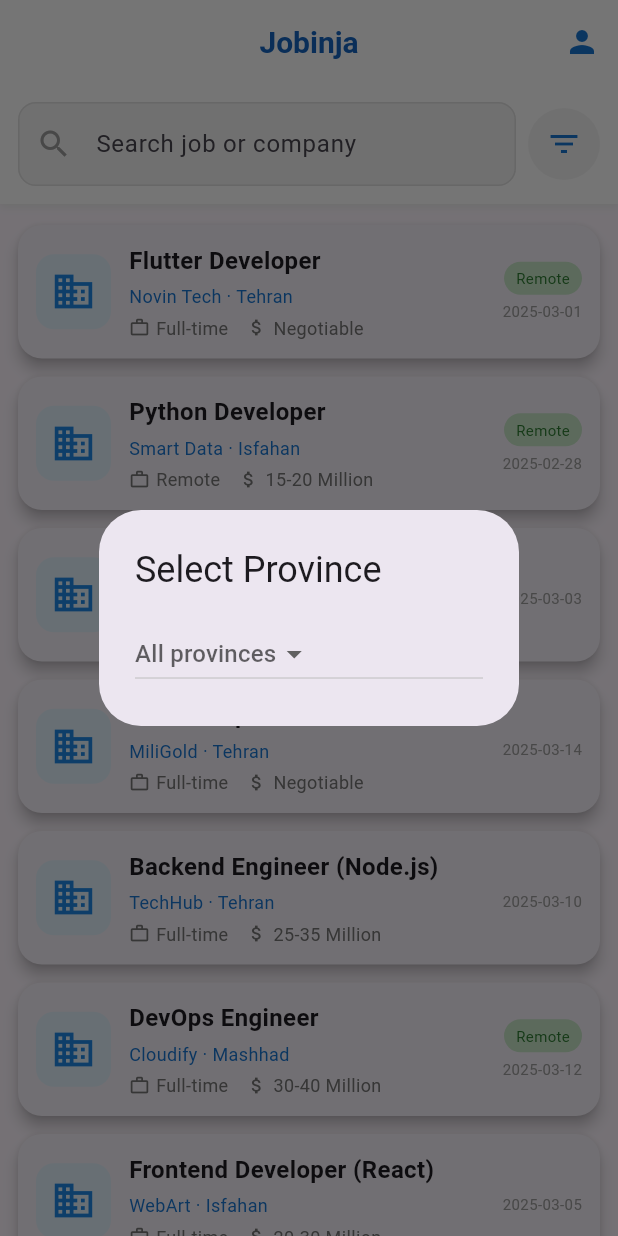
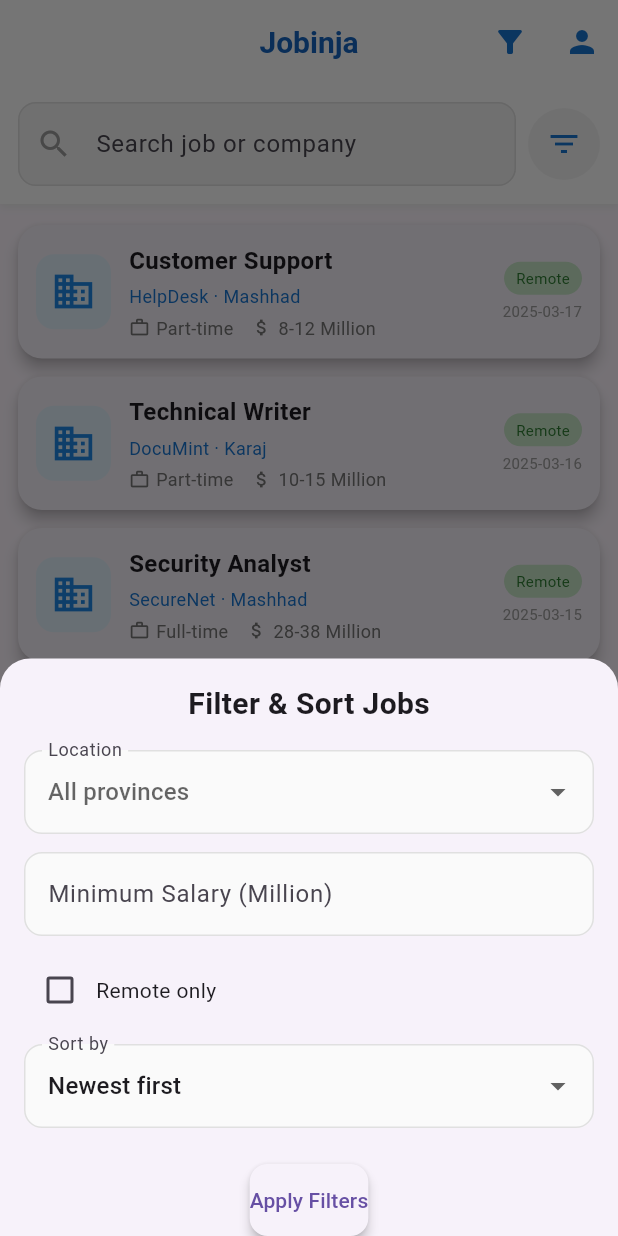
Before and after one commit to ali1556/jobinja_mobile, a Flutter app: the HomeScreen screen opened directly, after a tap on the "filter list" icon, on a phone screen of 412 x 824 dp. Run offline on Flutter 3.47's test engine with Material 3 defaults, Android fonts, the phone set to English and light mode, and no system bars; our stand-ins replace image_picker, shared_preferences; accounts and stored records are empty; Roboto replaces fonts that are missing (Poppins).

Commit message:
more filtering options

```diff
--- a/lib/models/job.dart
+++ b/lib/models/job.dart
@@ -1,3 +1,4 @@
+// models/job.dart
 class Job {
   final String id;
   final String title;
@@ -10,6 +11,9 @@
   final String publishedAt;
   final bool isRemote;
   final String? description;
+  final int? minSalary;      // numeric min salary (in millions or raw)
+  final int? maxSalary;      // optional
+  final DateTime publishedAtDate; // parsed date for sorting
 
   Job({
     required this.id,
@@ -23,21 +27,9 @@
     required this.publishedAt,
     this.isRemote = false,
     this.description,
+    this.minSalary,
+    this.maxSalary,
+    required this.publishedAtDate,
   });
 
-  factory Job.fromJson(Map<String, dynamic> json) {
-    return Job(
-      id: json['id'],
-      title: json['title'],
-      companyName: json['company']['name'],
-      companySlug: json['company']['slug'],
-      companyLogo: json['company']['logo'],
-      location: json['location']['province'] + (json['location']['city'] != null ? ' - ${json['location']['city']}' : ''),
-      contractType: json['contract_type'],
-      salaryDisplay: json['salary']['display'],
-      publishedAt: json['published_at'],
-      isRemote: json['is_remote'] ?? false,
-      description: json['description'],
-    );
-  }
 }
--- a/lib/presenters/job_presenter.dart
+++ b/lib/presenters/job_presenter.dart
@@ -1,7 +1,7 @@
 import '../services/mock_api_service.dart';
 import '../models/job.dart';
 
-abstract class JobView { void showLoading(); void hideLoading(); void showJobs(List<Job> jobs); void onError(String message); }
+abstract class JobView { void showLoading(); void hideLoading(); void showJobs(List<Job> jobs, int totalCount, int currentPage); void onError(String message); }
 abstract class JobDetailView { void showLoading(); void hideLoading(); void onJobLoaded(Job job); void onError(String message); }
 abstract class AppliedJobsView { void showLoading(); void hideLoading(); void showAppliedJobs(List<Job> jobs); void onError(String message); }
 
@@ -18,11 +18,32 @@
   void attachAppliedJobsView(AppliedJobsView view) => _appliedJobsView = view;
   void detachAppliedJobsView() => _appliedJobsView = null;
 
-  Future<void> loadJobs({String? keyword, String? location}) async {
+  Future<void> loadJobs({
+    String? keyword,
+    String? location,
+    int? minSalary,
+    bool? isRemote,
+    String? sortBy,
+    int page = 1,
+    int pageSize = 10,
+  }) async {
     _view?.showLoading();
-    try { final jobs = await _api.getJobs(keyword: keyword, location: location); _view?.showJobs(jobs); }
-    catch (e) { _view?.onError(e.toString()); }
-    finally { _view?.hideLoading(); }
+    try {
+      final result = await _api.getJobs(
+        keyword: keyword,
+        location: location,
+        minSalary: minSalary,
+        isRemote: isRemote,
+        sortBy: sortBy,
+        page: page,
+        pageSize: pageSize,
+      );
+      _view?.showJobs(result['jobs'] as List<Job>, result['totalCount'] as int, result['page'] as int);
+    } catch (e) {
+      _view?.onError(e.toString());
+    } finally {
+      _view?.hideLoading();
+    }
   }
 
   Future<void> getJobDetail(String jobId) async {
--- a/lib/services/mock_api_service.dart
+++ b/lib/services/mock_api_service.dart
@@ -134,7 +134,7 @@
   Future<List<Job>> getAppliedJobs() async {
     final prefs = await SharedPreferences.getInstance();
     final appliedIds = prefs.getStringList('applied_jobs') ?? [];
-    final allJobs = await getJobs();
+    final allJobs = await _createMockJobs();
     return allJobs.where((job) => appliedIds.contains(job.id)).toList();
   }
 
@@ -187,8 +187,70 @@
     // Mock success
   }
 
-  Future<List<Job>> getJobs(
-      {int page = 1, String? keyword, String? location}) async {
+  Future<Map<String, dynamic>> getJobs({
+    int page = 1,
+    int pageSize = 10,
+    String? keyword,
+    String? location,
+    int? minSalary,
+    bool? isRemote,
+    String? sortBy, // 'publishedAt' or 'salary'
+  }) async {
+    await Future.delayed(const Duration(seconds: 1));
+    List<Job> mockJobs = await _createMockJobs(); // extract existing mock creation into a method
+
+    // Filter by keyword
+    if (keyword != null && keyword.isNotEmpty) {
+      mockJobs = mockJobs.where((job) =>
+      job.title.toLowerCase().contains(keyword.toLowerCase()) ||
+          job.companyName.toLowerCase().contains(keyword.toLowerCase())).toList();
+    }
+
+    // Filter by location
+    if (location != null && location.isNotEmpty) {
+      mockJobs = mockJobs.where((job) =>
+          job.location.toLowerCase().contains(location.toLowerCase())).toList();
+    }
+
+    // Filter by minSalary
+    if (minSalary != null) {
+      mockJobs = mockJobs.where((job) =>
+      job.minSalary != null && job.minSalary! >= minSalary).toList();
+    }
+
+    // Filter by remote
+    if (isRemote == true) {
+      mockJobs = mockJobs.where((job) => job.isRemote).toList();
+    }
+
+    // Sorting
+    if (sortBy == 'publishedAt') {
+      mockJobs.sort((a, b) => b.publishedAtDate!.compareTo(a.publishedAtDate!));
+    } else if (sortBy == 'salary') {
+      mockJobs.sort((a, b) {
+        final aSal = a.minSalary ?? 0;
+        final bSal = b.minSalary ?? 0;
+        return bSal.compareTo(aSal);
+      });
+    } else {
+      // default sort by publishedAt desc
+      mockJobs.sort((a, b) => b.publishedAtDate!.compareTo(a.publishedAtDate!));
+    }
+
+    final totalCount = mockJobs.length;
+    final start = (page - 1) * pageSize;
+    final end = start + pageSize;
+    final paginatedJobs = mockJobs.sublist(start, end > totalCount ? totalCount : end);
+
+    return {
+      'jobs': paginatedJobs,
+      'totalCount': totalCount,
+      'page': page,
+      'pageSize': pageSize,
+    };
+  }
+
+  Future<List<Job>> _createMockJobs() async {
     await Future.delayed(const Duration(seconds: 1));
     List<Job> mockJobs = [
       Job(id: 'job_1',
@@ -199,7 +261,10 @@
           contractType: 'Full-time',
           salaryDisplay: 'Negotiable',
           publishedAt: '2025-03-01',
-          isRemote: true),
+          isRemote: true,
+          minSalary: null,
+          maxSalary: null,
+          publishedAtDate:DateTime(2025, 3, 1)),
       Job(id: 'job_2',
           title: 'Python Developer',
           companyName: 'Smart Data',
@@ -208,7 +273,10 @@
           contractType: 'Remote',
           salaryDisplay: '15-20 Million',
           publishedAt: '2025-02-28',
-          isRemote: true),
+          isRemote: true,
+          minSalary: 15,
+          maxSalary: 20,
+          publishedAtDate:DateTime(2025, 2, 28)),
       Job(id: 'job_3',
           title: 'UI/UX Designer',
           companyName: 'Farda Design',
@@ -217,7 +285,10 @@
           contractType: 'Part-time',
           salaryDisplay: '8-12 Million',
           publishedAt: '2025-03-03',
-          isRemote: false),
+          isRemote: false,
+          minSalary: 8,
+          maxSalary: 12,
+          publishedAtDate:DateTime(2025, 3, 3)),
       Job(id: 'job_4',
           title: 'AI Developer',
           companyName: 'MiliGold',
@@ -226,7 +297,10 @@
           contractType: 'Full-time',
           salaryDisplay: 'Negotiable',
           publishedAt: '2025-03-14',
-          isRemote: false),
+          isRemote: false,
+          minSalary: null,
+          maxSalary: null,
+          publishedAtDate:DateTime(2025, 3, 14)),
 
       Job(id: 'job_5',
           title: 'Backend Engineer (Node.js)',
@@ -236,7 +310,10 @@
           contractType: 'Full-time',
           salaryDisplay: '25-35 Million',
           publishedAt: '2025-03-10',
-          isRemote: false),
+          isRemote: false,
+          minSalary: 25,
+          maxSalary: 35,
+          publishedAtDate:DateTime(2025, 3, 1)),
       Job(id: 'job_6',
           title: 'DevOps Engineer',
           companyName: 'Cloudify',
@@ -245,7 +322,10 @@
           contractType: 'Full-time',
           salaryDisplay: '30-40 Million',
           publishedAt: '2025-03-12',
-          isRemote: true),
+          isRemote: true,
+          minSalary: 30,
+          maxSalary: 40,
+          publishedAtDate:DateTime(2025, 3, 12)),
       Job(id: 'job_7',
           title: 'Frontend Developer (React)',
           companyName: 'WebArt',
@@ -254,7 +334,10 @@
           contractType: 'Full-time',
           salaryDisplay: '20-30 Million',
           publishedAt: '2025-03-05',
-          isRemote: false),
+          isRemote: false,
+          minSalary: 20,
+          maxSalary: 30,
+          publishedAtDate:DateTime(2025, 3, 5)),
       Job(id: 'job_8',
           title: 'Data Scientist',
           companyName: 'DataMind',
@@ -263,7 +346,10 @@
           contractType: 'Full-time',
           salaryDisplay: '40-60 Million',
           publishedAt: '2025-02-25',
-          isRemote: true),
+          isRemote: true,
+          minSalary: 40,
+          maxSalary: 60,
+          publishedAtDate:DateTime(2025, 2, 25)),
       Job(id: 'job_9',
           title: 'Product Manager',
           companyName: 'Innovatech',
@@ -272,7 +358,10 @@
           contractType: 'Full-time',
           salaryDisplay: '50-70 Million',
           publishedAt: '2025-03-07',
-          isRemote: false),
+          isRemote: false,
+          minSalary: 50,
+          maxSalary: 70,
+          publishedAtDate:DateTime(2025, 3, 7)),
       Job(id: 'job_10',
           title: 'QA Engineer',
           companyName: 'QualitySoft',
@@ -281,7 +370,10 @@
           contractType: 'Full-time',
           salaryDisplay: '15-22 Million',
           publishedAt: '2025-03-09',
-          isRemote: true),
+          isRemote: true,
+          minSalary: 15,
+          maxSalary: 22,
+          publishedAtDate:DateTime(2025, 3, 9)),
       Job(id: 'job_11',
           title: 'Mobile Developer (iOS)',
           companyName: 'AppleTech',
@@ -290,7 +382,10 @@
           contractType: 'Full-time',
           salaryDisplay: '35-45 Million',
           publishedAt: '2025-02-20',
-          isRemote: false),
+          isRemote: false,
+          minSalary: 35,
+          maxSalary: 45,
+          publishedAtDate:DateTime(2025, 2, 20)),
       Job(id: 'job_12',
           title: 'Security Analyst',
           companyName: 'SecureNet',
@@ -299,7 +394,10 @@
           contractType: 'Full-time',
           salaryDisplay: '28-38 Million',
           publishedAt: '2025-03-15',
-          isRemote: true),
+          isRemote: true,
+          minSalary: 28,
+          maxSalary: 38,
+          publishedAtDate:DateTime(2025, 3, 15)),
       Job(id: 'job_13',
           title: 'Project Manager',
           companyName: 'LeadPro',
@@ -308,7 +406,10 @@
           contractType: 'Full-time',
           salaryDisplay: '45-55 Million',
           publishedAt: '2025-03-11',
-          isRemote: false),
+          isRemote: false,
+          minSalary: 45,
+          maxSalary: 55,
+          publishedAtDate:DateTime(2025, 3, 11)),
       Job(id: 'job_14',
           title: 'Database Administrator',
           companyName: 'DataCare',
@@ -317,7 +418,10 @@
           contractType: 'Full-time',
           salaryDisplay: '22-32 Million',
           publishedAt: '2025-03-08',
-          isRemote: false),
+          isRemote: false,
+          minSalary: 22,
+          maxSalary: 32,
+          publishedAtDate:DateTime(2025, 3, 8)),
       Job(id: 'job_15',
           title: 'Scrum Master',
           companyName: 'AgileWorks',
@@ -326,7 +430,10 @@
           contractType: 'Full-time',
           salaryDisplay: '35-45 Million',
           publishedAt: '2025-03-13',
-          isRemote: true),
+          isRemote: true,
+          minSalary: 35,
+          maxSalary: 45,
+          publishedAtDate:DateTime(2025, 3, 13)),
       Job(id: 'job_16',
           title: 'Machine Learning Engineer',
           companyName: 'DeepThink',
@@ -335,7 +442,10 @@
           contractType: 'Full-time',
           salaryDisplay: '50-70 Million',
           publishedAt: '2025-02-18',
-          isRemote: true),
+          isRemote: true,
+          minSalary: 50,
+          maxSalary: 70,
+          publishedAtDate:DateTime(2025, 2, 18)),
       Job(id: 'job_17',
           title: 'Technical Writer',
           companyName: 'DocuMint',
@@ -344,7 +454,10 @@
           contractType: 'Part-time',
           salaryDisplay: '10-15 Million',
           publishedAt: '2025-03-16',
-          isRemote: true),
+          isRemote: true,
+          minSalary: 10,
+          maxSalary: 15,
+          publishedAtDate:DateTime(2025, 3, 16)),
       Job(id: 'job_18',
           title: 'Sales Manager',
           companyName: 'MarketLeader',
@@ -353,7 +466,10 @@
           contractType: 'Full-time',
           salaryDisplay: '30-40 Million',
           publishedAt: '2025-03-04',
-          isRemote: false),
+          isRemote: false,
+          minSalary: 30,
+          maxSalary: 40,
+          publishedAtDate:DateTime(2025, 3, 4)),
       Job(id: 'job_19',
           title: 'Customer Support',
           companyName: 'HelpDesk',
@@ -362,7 +478,10 @@
           contractType: 'Part-time',
           salaryDisplay: '8-12 Million',
           publishedAt: '2025-03-17',
-          isRemote: true),
+          isRemote: true,
+          minSalary: 8,
+          maxSalary: 12,
+          publishedAtDate:DateTime(2025, 3, 17)),
       Job(id: 'job_20',
           title: 'HR Specialist',
           companyName: 'PeopleFirst',
@@ -371,25 +490,17 @@
           contractType: 'Full-time',
           salaryDisplay: '18-25 Million',
           publishedAt: '2025-03-06',
-          isRemote: false),
+          isRemote: false,
+          minSalary: 18,
+          maxSalary: 25,
+          publishedAtDate:DateTime(2025, 3, 6)),
     ];
-    if (keyword != null && keyword.isNotEmpty) {
-      mockJobs = mockJobs
-          .where((job) =>
-      job.title.toLowerCase().contains(keyword.toLowerCase()) ||
-          job.companyName.toLowerCase().contains(keyword.toLowerCase()))
-          .toList();
-    }
-    if (location != null && location.isNotEmpty) {
-      mockJobs = mockJobs.where((job) =>
-          job.location.toLowerCase().contains(location.toLowerCase())).toList();
-    }
     return mockJobs;
   }
 
   Future<Job> getJobDetail(String jobId) async {
     await Future.delayed(const Duration(milliseconds: 800));
-    final allJobs = await getJobs();
+    final allJobs = await _createMockJobs();
     final job = allJobs.firstWhere((j) => j.id == jobId);
     return Job(
       id: job.id,
@@ -402,6 +513,9 @@
       publishedAt: job.publishedAt,
       isRemote: job.isRemote,
       description: 'Lorem ipsum dolor sit amet, consectetur adipiscing elit.',
+      minSalary: job.minSalary,
+      maxSalary: job.maxSalary,
+      publishedAtDate: job.publishedAtDate
     );
   }
 
@@ -421,7 +535,7 @@
   }
 
   Future<List<Job>> getCompanyJobs(String companySlug) async {
-    final allJobs = await getJobs();
+    final allJobs = await _createMockJobs();
     return allJobs.where((job) => job.companySlug == companySlug).toList();
   }
 
--- a/lib/views/home_screen.dart
+++ b/lib/views/home_screen.dart
@@ -17,7 +17,14 @@
   bool _isLoading = false;
   String? _error;
   final TextEditingController _searchController = TextEditingController();
+
   String _selectedLocation = '';
+  int _minSalary = 0;
+  bool _isRemote = false;
+  String _sortBy = 'publishedAt';      // 'publishedAt' or 'salary'
+  int _currentPage = 1;
+  int _totalCount = 0;
+  final int _pageSize = 10;
 
   @override
   void initState() {
@@ -30,7 +37,115 @@
     _presenter.loadJobs(
       keyword: _searchController.text.isEmpty ? null : _searchController.text,
       location: _selectedLocation.isEmpty ? null : _selectedLocation,
+      minSalary: _minSalary > 0 ? _minSalary : null,
+      isRemote: _isRemote ? true : null,
+      sortBy: _sortBy,
+      page: _currentPage,
+      pageSize: _pageSize,
     );
+  }
+
+  void _resetAndLoad() {
+    setState(() => _currentPage = 1);
+    _loadJobs();
+  }
+
+  // Advanced filter bottom sheet (includes location, min salary, remote, sort)
+  void _showFilterSheet() {
+    showModalBottomSheet(
+      context: context,
+      isScrollControlled: true,
+      shape: RoundedRectangleBorder(borderRadius: BorderRadius.vertical(top: Radius.circular(20))),
+      builder: (ctx) {
+        String tempLocation = _selectedLocation;
+        int tempMinSalary = _minSalary;
+        bool tempRemote = _isRemote;
+        String tempSortBy = _sortBy;
+
+        return StatefulBuilder(
+          builder: (ctx, setSheetState) {
+            return Padding(
+              padding: EdgeInsets.only(
+                bottom: MediaQuery.of(ctx).viewInsets.bottom,
+                left: 16,
+                right: 16,
+                top: 16,
+              ),
+              child: Column(
+                mainAxisSize: MainAxisSize.min,
+                children: [
+                  Text('Filter & Sort Jobs', style: TextStyle(fontSize: 20, fontWeight: FontWeight.bold)),
+                  SizedBox(height: 16),
+                  // Location dropdown
+                  DropdownButtonFormField<String>(
+                    value: tempLocation.isEmpty ? null : tempLocation,
+                    hint: Text('All provinces'),
+                    items: ['All provinces', 'Tehran', 'Isfahan', 'Shiraz', 'Mashhad']
+                        .map((loc) => DropdownMenuItem(value: loc, child: Text(loc)))
+                        .toList(),
+                    onChanged: (val) => setSheetState(() => tempLocation = val ?? ''),
+                    decoration: InputDecoration(labelText: 'Location', border: OutlineInputBorder()),
+                  ),
+                  SizedBox(height: 12),
+                  // Minimum salary
+                  TextField(
+                    decoration: InputDecoration(labelText: 'Minimum Salary (Million)'),
+                    keyboardType: TextInputType.number,
+                    onChanged: (val) => setSheetState(() => tempMinSalary = int.tryParse(val) ?? 0),
+                  ),
+                  SizedBox(height: 12),
+                  // Remote only checkbox
+                  Row(children: [
+                    Checkbox(value: tempRemote, onChanged: (val) => setSheetState(() => tempRemote = val!)),
+                    Text('Remote only'),
+                  ]),
+                  SizedBox(height: 12),
+                  // Sort by
+                  DropdownButtonFormField<String>(
+                    value: tempSortBy,
+                    items: [
+                      DropdownMenuItem(value: 'publishedAt', child: Text('Newest first')),
+                      DropdownMenuItem(value: 'salary', child: Text('Highest salary first')),
+                    ],
+                    onChanged: (val) => setSheetState(() => tempSortBy = val!),
+                    decoration: InputDecoration(labelText: 'Sort by', border: OutlineInputBorder()),
+                  ),
+                  SizedBox(height: 24),
+                  ElevatedButton(
+                    onPressed: () {
+                      setState(() {
+                        if (tempLocation == 'All provinces') {_selectedLocation = '';}
+                        else {_selectedLocation = tempLocation;}
+                        _minSalary = tempMinSalary;
+                        _isRemote = tempRemote;
+                        _sortBy = tempSortBy;
+                      });
+                      _resetAndLoad();
+                      Navigator.pop(ctx);
+                    },
+                    child: Text('Apply Filters'),
+                  ),
+                ],
+              ),
+            );
+          },
+        );
+      },
+    );
+  }
+
+  void _goToPreviousPage() {
+    if (_currentPage > 1) {
+      setState(() => _currentPage--);
+      _loadJobs();
+    }
+  }
+
+  void _goToNextPage() {
+    if (_currentPage * _pageSize < _totalCount) {
+      setState(() => _currentPage++);
+      _loadJobs();
+    }
   }
 
   @override
@@ -41,6 +156,10 @@
         centerTitle: true,
         actions: [
           IconButton(
+            icon: Icon(Icons.filter_alt, color: Colors.blue.shade700),
+            onPressed: _showFilterSheet,
+          ),
+          IconButton(
             icon: Icon(Icons.person, color: Colors.blue.shade700),
             onPressed: () => Navigator.push(context, MaterialPageRoute(builder: (_) => ProfileScreen())),
           ),
@@ -48,6 +167,7 @@
       ),
       body: Column(
         children: [
+          // Search bar only (location filter moved to bottom sheet)
           Container(
             padding: EdgeInsets.all(12),
             decoration: BoxDecoration(color: Colors.white, boxShadow: [BoxShadow(color: Colors.grey.shade200, blurRadius: 4, offset: Offset(0, 2))]),
@@ -63,7 +183,7 @@
                       filled: true,
                       fillColor: Colors.grey.shade100,
                     ),
-                    onSubmitted: (_) => _loadJobs(),
+                    onSubmitted: (_) => _resetAndLoad(),
                   ),
                 ),
                 SizedBox(width: 8),
@@ -71,12 +191,13 @@
                   decoration: BoxDecoration(color: Colors.grey.shade100, borderRadius: BorderRadius.circular(30)),
                   child: IconButton(
                     icon: Icon(Icons.filter_list, color: Colors.blue.shade700),
-                    onPressed: () => _showLocationFilter(),
+                    onPressed: _showFilterSheet,
                   ),
                 ),
               ],
             ),
           ),
+          // Job list
           Expanded(
             child: _isLoading
                 ? LoadingWidget()
@@ -84,7 +205,10 @@
                 ? Center(child: Text('Error: $_error', style: TextStyle(color: Colors.red)))
                 : _jobs.isEmpty
                 ? Center(child: Text('No jobs found', style: TextStyle(fontSize: 16, color: Colors.grey.shade600)))
-                : ListView.builder(
+                : Column(
+              children: [
+                Expanded(
+                  child: ListView.builder(
                     padding: EdgeInsets.symmetric(vertical: 8),
                     itemCount: _jobs.length,
                     itemBuilder: (ctx, i) => JobCard(
@@ -93,31 +217,36 @@
                     ),
                   ),
                 ),
+                if (_totalCount > _pageSize)
+                  Padding(
+                    padding: EdgeInsets.symmetric(vertical: 12),
+                    child: Row(
+                      mainAxisAlignment: MainAxisAlignment.center,
+                      children: [
+                        IconButton(icon: Icon(Icons.chevron_left), onPressed: _goToPreviousPage),
+                        Text('Page $_currentPage of ${((_totalCount - 1) ~/ _pageSize) + 1}'),
+                        IconButton(icon: Icon(Icons.chevron_right), onPressed: _goToNextPage),
+                      ],
+                    ),
+                  ),
+              ],
+            ),
+          ),
         ],
       ),
     );
   }
 
-  void _showLocationFilter() {
-    showDialog(
-      context: context,
-      builder: (_) => AlertDialog(
-        title: Text('Select Province'),
-        content: DropdownButton<String>(
-          value: _selectedLocation.isEmpty ? null : _selectedLocation,
-          hint: Text('All provinces'),
-          items: ['Tehran', 'Isfahan', 'Shiraz', 'Mashhad'].map((loc) => DropdownMenuItem(value: loc, child: Text(loc))).toList(),
-          onChanged: (val) {
-            setState(() => _selectedLocation = val ?? '');
-            Navigator.pop(context);
-            _loadJobs();
-          },
-        ),
-      ),
-    );
+  @override
+  void showJobs(List<Job> jobs, int totalCount, int currentPage) {
+    setState(() {
+      _jobs = jobs;
+      _totalCount = totalCount;
+      _currentPage = currentPage;
+      _error = null;
+    });
   }
 
-  @override void showJobs(List<Job> jobs) => setState(() { _jobs = jobs; _error = null; });
   @override void showLoading() => setState(() => _isLoading = true);
   @override void hideLoading() => setState(() => _isLoading = false);
   @override void onError(String message) => setState(() => _error = message);
```
Lines whose indentation alone changed are shown as unchanged.
